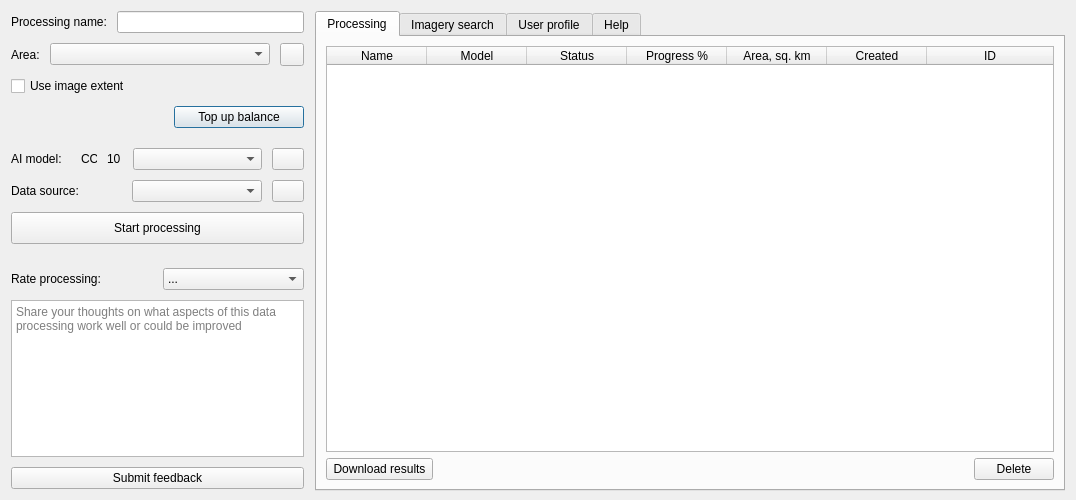
Old version of the form mapflow/dialogs/static/ui/main_dialog.ui in the repository Geoalert/mapflow-qgis.
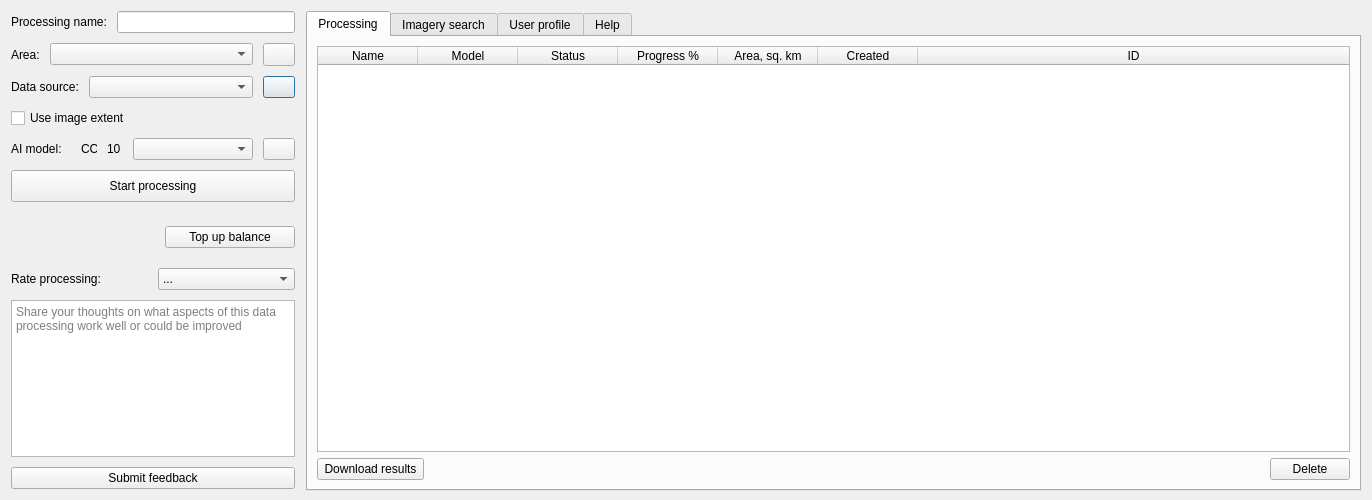
New version of the form. Icons and pictures are not drawn. Custom widgets are drawn as their Qt base class.

Commit message: change processing steps order in the sidebar in accordnance with Mapflow Web scenario

```diff
--- a/mapflow/dialogs/static/ui/main_dialog.ui
+++ b/mapflow/dialogs/static/ui/main_dialog.ui
@@ -6,7 +6,7 @@
    <rect>
     <x>0</x>
     <y>0</y>
-    <width>1076</width>
+    <width>1372</width>
     <height>500</height>
    </rect>
   </property>
@@ -93,6 +93,12 @@
          </item>
          <item>
           <widget class="QToolButton" name="toolButton">
+           <property name="maximumSize">
+            <size>
+             <width>32</width>
+             <height>16777215</height>
+            </size>
+           </property>
            <property name="contextMenuPolicy">
             <enum>Qt::DefaultContextMenu</enum>
            </property>
@@ -113,6 +119,99 @@
          </item>
         </layout>
        </item>
+       <item>
+        <layout class="QHBoxLayout" name="horizontalLayout_5" stretch="0,1,0">
+         <property name="sizeConstraint">
+          <enum>QLayout::SetMinimumSize</enum>
+         </property>
+         <item>
+          <widget class="QLabel" name="labelImagerySource">
+           <property name="sizePolicy">
+            <sizepolicy hsizetype="Preferred" vsizetype="Preferred">
+             <horstretch>0</horstretch>
+             <verstretch>0</verstretch>
+            </sizepolicy>
+           </property>
+           <property name="minimumSize">
+            <size>
+             <width>0</width>
+             <height>0</height>
+            </size>
+           </property>
+           <property name="maximumSize">
+            <size>
+             <width>80</width>
+             <height>16777215</height>
+            </size>
+           </property>
+           <property name="text">
+            <string>Data source:</string>
+           </property>
+          </widget>
+         </item>
+         <item>
+          <widget class="QgsMapLayerComboBox" name="rasterCombo">
+           <property name="sizePolicy">
+            <sizepolicy hsizetype="Preferred" vsizetype="Fixed">
+             <horstretch>0</horstretch>
+             <verstretch>0</verstretch>
+            </sizepolicy>
+           </property>
+           <property name="minimumSize">
+            <size>
+             <width>120</width>
+             <height>0</height>
+            </size>
+           </property>
+           <property name="maximumSize">
+            <size>
+             <width>16777215</width>
+             <height>16777215</height>
+            </size>
+           </property>
+           <property name="showCrs" stdset="0">
+            <bool>true</bool>
+           </property>
+           <property name="excludedProviders" stdset="0">
+            <stringlist notr="true">
+             <string>wms</string>
+             <string>postgresraster</string>
+             <string>grassraster</string>
+            </stringlist>
+           </property>
+          </widget>
+         </item>
+         <item>
+          <widget class="QPushButton" name="searchImageryButton">
+           <property name="sizePolicy">
+            <sizepolicy hsizetype="Fixed" vsizetype="Fixed">
+             <horstretch>0</horstretch>
+             <verstretch>0</verstretch>
+            </sizepolicy>
+           </property>
+           <property name="minimumSize">
+            <size>
+             <width>32</width>
+             <height>0</height>
+            </size>
+           </property>
+           <property name="maximumSize">
+            <size>
+             <width>32</width>
+             <height>32</height>
+            </size>
+           </property>
+           <property name="text">
+            <string/>
+           </property>
+           <property name="icon">
+            <iconset>
+             <normaloff>../icons/magnifying-glass-solid.svg</normaloff>../icons/magnifying-glass-solid.svg</iconset>
+           </property>
+          </widget>
+         </item>
+        </layout>
+       </item>
        <item>
         <layout class="QHBoxLayout" name="horizontalLayout_6" stretch="0,1">
          <property name="topMargin">
@@ -137,75 +236,6 @@
          </item>
         </layout>
        </item>
-       <item>
-        <layout class="QHBoxLayout" name="horizontalLayout_10">
-         <property name="topMargin">
-          <number>0</number>
-         </property>
-         <item>
-          <widget class="QLabel" name="balanceLabel">
-           <property name="text">
-            <string/>
-           </property>
-          </widget>
-         </item>
-         <item>
-          <spacer name="horizontalSpacer_6">
-           <property name="orientation">
-            <enum>Qt::Horizontal</enum>
-           </property>
-           <property name="sizeHint" stdset="0">
-            <size>
-             <width>40</width>
-             <height>20</height>
-            </size>
-           </property>
-          </spacer>
-         </item>
-         <item>
-          <widget class="QPushButton" name="topUpBalanceButton">
-           <property name="sizePolicy">
-            <sizepolicy hsizetype="Fixed" vsizetype="Fixed">
-             <horstretch>0</horstretch>
-             <verstretch>0</verstretch>
-            </sizepolicy>
-           </property>
-           <property name="minimumSize">
-            <size>
-             <width>130</width>
-             <height>0</height>
-            </size>
-           </property>
-           <property name="maximumSize">
-            <size>
-             <width>120</width>
-             <height>32</height>
-            </size>
-           </property>
-           <property name="layoutDirection">
-            <enum>Qt::LeftToRight</enum>
-           </property>
-           <property name="text">
-            <string>Top up balance</string>
-           </property>
-           <property name="icon">
-            <iconset>
-             <normaloff>../icons/coins-solid.svg</normaloff>../icons/coins-solid.svg</iconset>
-           </property>
-          </widget>
-         </item>
-        </layout>
-       </item>
-       <item>
-        <widget class="QSplitter" name="splitter">
-         <property name="enabled">
-          <bool>true</bool>
-         </property>
-         <property name="orientation">
-          <enum>Qt::Horizontal</enum>
-         </property>
-        </widget>
-       </item>
        <item>
         <layout class="QHBoxLayout" name="horizontalLayout_2" stretch="0,0,0,1,0">
          <property name="spacing">
@@ -360,99 +390,6 @@
          </item>
         </layout>
        </item>
-       <item>
-        <layout class="QHBoxLayout" name="horizontalLayout_5" stretch="0,1,0">
-         <property name="sizeConstraint">
-          <enum>QLayout::SetMinimumSize</enum>
-         </property>
-         <item>
-          <widget class="QLabel" name="labelImagerySource">
-           <property name="sizePolicy">
-            <sizepolicy hsizetype="Preferred" vsizetype="Preferred">
-             <horstretch>0</horstretch>
-             <verstretch>0</verstretch>
-            </sizepolicy>
-           </property>
-           <property name="minimumSize">
-            <size>
-             <width>111</width>
-             <height>0</height>
-            </size>
-           </property>
-           <property name="maximumSize">
-            <size>
-             <width>111</width>
-             <height>16777215</height>
-            </size>
-           </property>
-           <property name="text">
-            <string>Data source:</string>
-           </property>
-          </widget>
-         </item>
-         <item>
-          <widget class="QgsMapLayerComboBox" name="rasterCombo">
-           <property name="sizePolicy">
-            <sizepolicy hsizetype="Preferred" vsizetype="Fixed">
-             <horstretch>0</horstretch>
-             <verstretch>0</verstretch>
-            </sizepolicy>
-           </property>
-           <property name="minimumSize">
-            <size>
-             <width>130</width>
-             <height>0</height>
-            </size>
-           </property>
-           <property name="maximumSize">
-            <size>
-             <width>500</width>
-             <height>16777215</height>
-            </size>
-           </property>
-           <property name="showCrs" stdset="0">
-            <bool>true</bool>
-           </property>
-           <property name="excludedProviders" stdset="0">
-            <stringlist notr="true">
-             <string>wms</string>
-             <string>postgresraster</string>
-             <string>grassraster</string>
-            </stringlist>
-           </property>
-          </widget>
-         </item>
-         <item>
-          <widget class="QPushButton" name="searchImageryButton">
-           <property name="sizePolicy">
-            <sizepolicy hsizetype="Fixed" vsizetype="Fixed">
-             <horstretch>0</horstretch>
-             <verstretch>0</verstretch>
-            </sizepolicy>
-           </property>
-           <property name="minimumSize">
-            <size>
-             <width>32</width>
-             <height>0</height>
-            </size>
-           </property>
-           <property name="maximumSize">
-            <size>
-             <width>32</width>
-             <height>32</height>
-            </size>
-           </property>
-           <property name="text">
-            <string/>
-           </property>
-           <property name="icon">
-            <iconset>
-             <normaloff>../icons/magnifying-glass-solid.svg</normaloff>../icons/magnifying-glass-solid.svg</iconset>
-           </property>
-          </widget>
-         </item>
-        </layout>
-       </item>
        <item>
         <layout class="QVBoxLayout" name="verticalLayout_3">
          <property name="spacing">
@@ -519,6 +456,75 @@
          </item>
         </layout>
        </item>
+       <item>
+        <layout class="QHBoxLayout" name="horizontalLayout_10">
+         <property name="topMargin">
+          <number>0</number>
+         </property>
+         <item>
+          <widget class="QLabel" name="balanceLabel">
+           <property name="text">
+            <string/>
+           </property>
+          </widget>
+         </item>
+         <item>
+          <spacer name="horizontalSpacer_6">
+           <property name="orientation">
+            <enum>Qt::Horizontal</enum>
+           </property>
+           <property name="sizeHint" stdset="0">
+            <size>
+             <width>40</width>
+             <height>20</height>
+            </size>
+           </property>
+          </spacer>
+         </item>
+         <item>
+          <widget class="QPushButton" name="topUpBalanceButton">
+           <property name="sizePolicy">
+            <sizepolicy hsizetype="Fixed" vsizetype="Fixed">
+             <horstretch>0</horstretch>
+             <verstretch>0</verstretch>
+            </sizepolicy>
+           </property>
+           <property name="minimumSize">
+            <size>
+             <width>130</width>
+             <height>0</height>
+            </size>
+           </property>
+           <property name="maximumSize">
+            <size>
+             <width>120</width>
+             <height>32</height>
+            </size>
+           </property>
+           <property name="layoutDirection">
+            <enum>Qt::LeftToRight</enum>
+           </property>
+           <property name="text">
+            <string>Top up balance</string>
+           </property>
+           <property name="icon">
+            <iconset>
+             <normaloff>../icons/coins-solid.svg</normaloff>../icons/coins-solid.svg</iconset>
+           </property>
+          </widget>
+         </item>
+        </layout>
+       </item>
+       <item>
+        <widget class="QSplitter" name="splitter">
+         <property name="enabled">
+          <bool>true</bool>
+         </property>
+         <property name="orientation">
+          <enum>Qt::Horizontal</enum>
+         </property>
+        </widget>
+       </item>
        <item>
         <layout class="QHBoxLayout" name="horizontalLayout_8">
          <property name="leftMargin">
```
